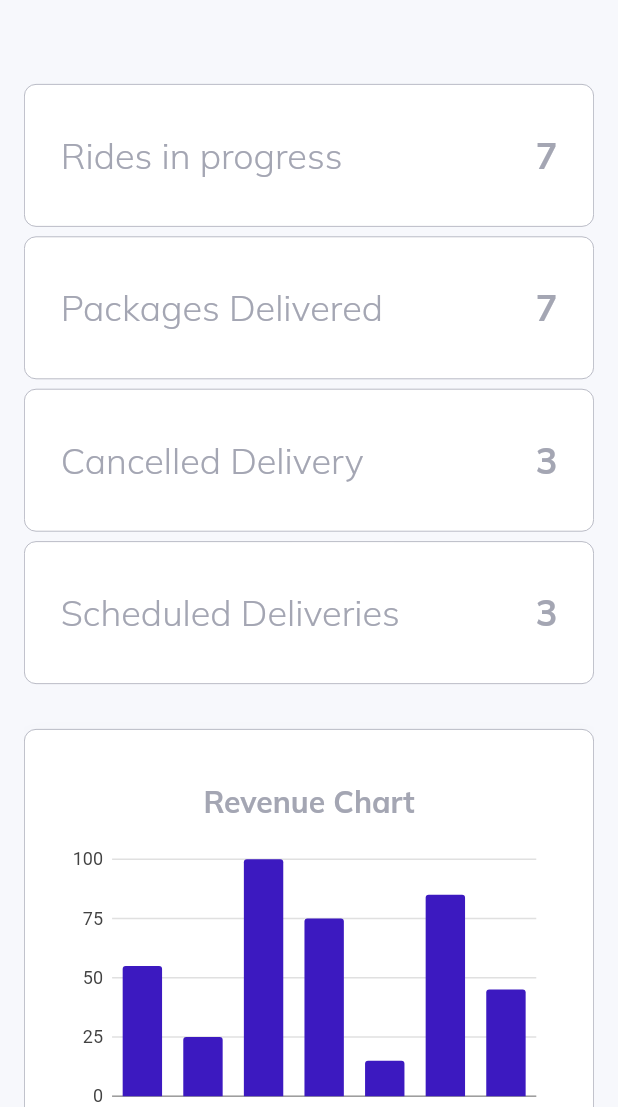
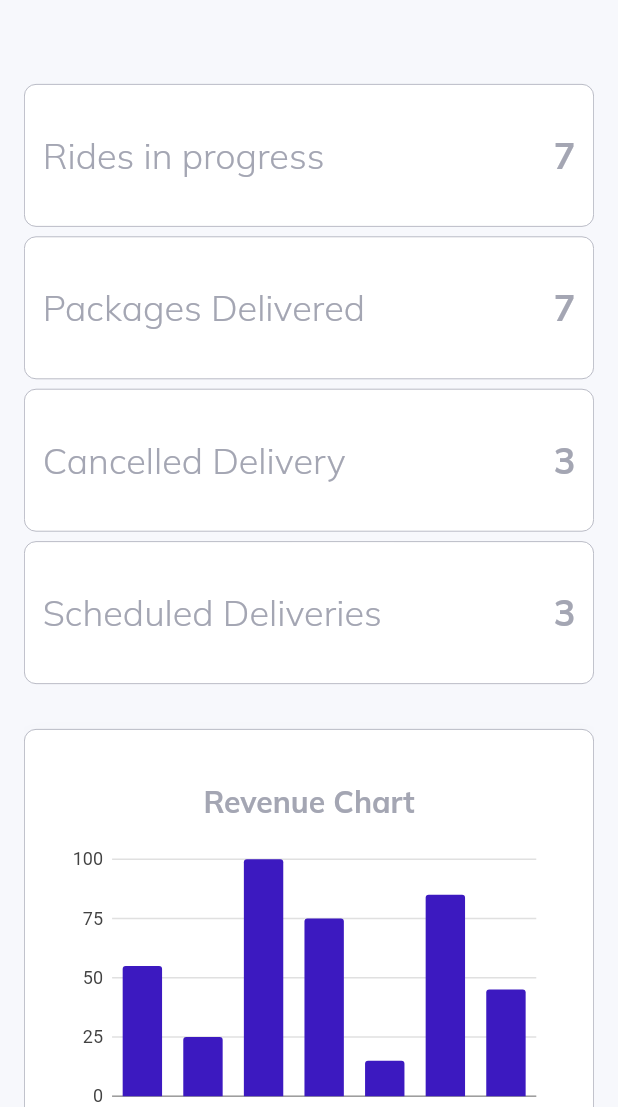
Before and after one commit to Abdul-Hannan12/admin-dashboard--flutter_web, a Flutter app: the screen it shows after launch, after a tap on "Login", on a phone screen of 412 x 824 dp, the part 129-1236 px from its top. Run offline on Flutter 3.47's test engine with Material 2 defaults, Android fonts, the phone set to English and light mode, and no system bars; our stand-ins replace charts_flutter_new, data_table_2, get, google_fonts.

Commit message:
made completely responsive

```diff
--- a/lib/pages/overview/widgets/available_drivers.dart
+++ b/lib/pages/overview/widgets/available_drivers.dart
@@ -92,7 +92,7 @@ class AvailableDrivers extends StatelessWidget {
                           vertical: 6,
                         ),
                         child: CustomText(
-                          "Assign Delivery",
+                          "Assign",
                           color: active.withOpacity(.7),
                           weight: FontWeight.bold,
                         ),
--- a/lib/pages/overview/widgets/bar_chart.dart
+++ b/lib/pages/overview/widgets/bar_chart.dart
@@ -28,13 +28,13 @@ class SimpleBarChart extends StatelessWidget {
   /// Create one series with sample hard coded data.
   static List<charts.Series<OrdinalSales, String>> _createSampleData() {
     final data = [
-      OrdinalSales('Today', 55),
-      OrdinalSales('Yesterday', 25),
-      OrdinalSales('2 days', 100),
-      OrdinalSales('24 Jun', 75),
-      OrdinalSales('23 Jun', 15),
-      OrdinalSales('22 Jun', 85),
-      OrdinalSales('21 Jun', 45),
+      OrdinalSales('27', 55),
+      OrdinalSales('26', 25),
+      OrdinalSales('25', 100),
+      OrdinalSales('24', 75),
+      OrdinalSales('23', 15),
+      OrdinalSales('22', 85),
+      OrdinalSales('21', 45),
     ];
 
     return [
--- a/lib/pages/overview/widgets/info_card_small.dart
+++ b/lib/pages/overview/widgets/info_card_small.dart
@@ -2,6 +2,8 @@
 import 'package:admin_dashboard_web/constants/style.dart';
 import 'package:admin_dashboard_web/widgets/custom_text.dart';
 import 'package:flutter/material.dart';
+
+import '../../../helpers/responsiveness.dart';
 
 class InfoCardSmall extends StatelessWidget {
   final String title;
@@ -22,7 +24,9 @@ class InfoCardSmall extends StatelessWidget {
       child: InkWell(
         onTap: onTap,
         child: Container(
-          padding: const EdgeInsets.all(24),
+          padding: ResponsiveWidget.maxWidth(context, 330)
+              ? const EdgeInsets.all(24)
+              : const EdgeInsets.symmetric(horizontal: 12),
           decoration: BoxDecoration(
             color: Colors.white,
             borderRadius: BorderRadius.circular(8),
@@ -36,13 +40,13 @@ class InfoCardSmall extends StatelessWidget {
             children: [
               CustomText(
                 title,
-                size: 24,
+                size: ResponsiveWidget.maxWidth(context, 330) ? 18 : 24,
                 weight: FontWeight.w300,
                 color: isActive ? active : lightGrey,
               ),
               CustomText(
                 value,
-                size: 24,
+                size: ResponsiveWidget.maxWidth(context, 330) ? 18 : 24,
                 weight: FontWeight.bold,
                 color: isActive ? active : lightGrey,
               ),
--- a/lib/pages/overview/widgets/revenue_info.dart
+++ b/lib/pages/overview/widgets/revenue_info.dart
@@ -1,6 +1,8 @@
 // ignore_for_file: public_member_api_docs, sort_constructors_first
 import 'package:admin_dashboard_web/constants/style.dart';
 import 'package:flutter/material.dart';
+
+import '../../../helpers/responsiveness.dart';
 
 class RevenueInfo extends StatelessWidget {
   final String title;
--- a/lib/pages/overview/widgets/revenue_section_small.dart
+++ b/lib/pages/overview/widgets/revenue_section_small.dart
@@ -1,8 +1,8 @@
 import 'package:admin_dashboard_web/pages/overview/widgets/revenue_info.dart';
 import 'package:admin_dashboard_web/widgets/custom_text.dart';
 import 'package:flutter/material.dart';
-
 import '../../../constants/style.dart';
+import '../../../helpers/responsiveness.dart';
 import 'bar_chart.dart';
 
 class RevenueSectionSmall extends StatelessWidget {
@@ -10,6 +10,58 @@ class RevenueSectionSmall extends StatelessWidget {
 
   @override
   Widget build(BuildContext context) {
+    final largeRevenueChildren = [
+      Row(
+        mainAxisAlignment: MainAxisAlignment.spaceEvenly,
+        children: const [
+          RevenueInfo(
+            title: "Today's revenue",
+            amount: "23",
+          ),
+          RevenueInfo(
+            title: "Last 7 days",
+            amount: "150",
+          ),
+        ],
+      ),
+      const SizedBox(height: 30),
+      Row(
+        mainAxisAlignment: MainAxisAlignment.spaceEvenly,
+        children: const [
+          RevenueInfo(
+            title: "Last 30 days",
+            amount: "1,203",
+          ),
+          RevenueInfo(
+            title: "Last 12 months",
+            amount: "3,234",
+          ),
+        ],
+      )
+    ];
+    const smallRevenueChildren = [
+      SizedBox(height: 30),
+      RevenueInfo(
+        title: "Today's revenue",
+        amount: "23",
+      ),
+      SizedBox(height: 15),
+      RevenueInfo(
+        title: "Last 7 days",
+        amount: "150",
+      ),
+      SizedBox(height: 15),
+      RevenueInfo(
+        title: "Last 30 days",
+        amount: "1,203",
+      ),
+      SizedBox(height: 15),
+      RevenueInfo(
+        title: "Last 12 months",
+        amount: "3,234",
+      ),
+    ];
+
     return Container(
       padding: const EdgeInsets.all(24),
       margin: const EdgeInsets.symmetric(vertical: 30),
@@ -55,38 +107,12 @@ class RevenueSectionSmall extends StatelessWidget {
             color: lightGrey,
           ),
           SizedBox(
-            height: 275,
+            height: ResponsiveWidget.maxWidth(context, 345) ? 375 : 275,
             child: Column(
               mainAxisAlignment: MainAxisAlignment.center,
-              children: [
-                Row(
-                  mainAxisAlignment: MainAxisAlignment.spaceEvenly,
-                  children: const [
-                    RevenueInfo(
-                      title: "Today's revenue",
-                      amount: "23",
-                    ),
-                    RevenueInfo(
-                      title: "Last 7 days",
-                      amount: "150",
-                    ),
-                  ],
-                ),
-                const SizedBox(height: 30),
-                Row(
-                  mainAxisAlignment: MainAxisAlignment.spaceEvenly,
-                  children: const [
-                    RevenueInfo(
-                      title: "Last 30 days",
-                      amount: "1,203",
-                    ),
-                    RevenueInfo(
-                      title: "Last 12 months",
-                      amount: "3,234",
-                    ),
-                  ],
-                ),
-              ],
+              children: ResponsiveWidget.maxWidth(context, 345)
+                  ? smallRevenueChildren
+                  : largeRevenueChildren,
             ),
           ),
         ],
```
